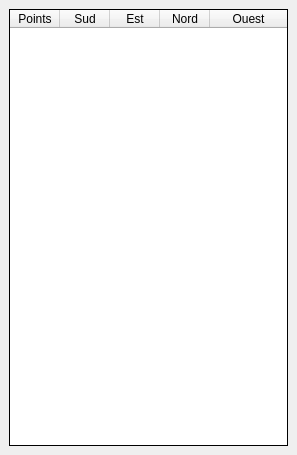
This is src/client/RoundUI.ui in arabine/icl as Qt 5 draws it before an edit. The edited form follows.
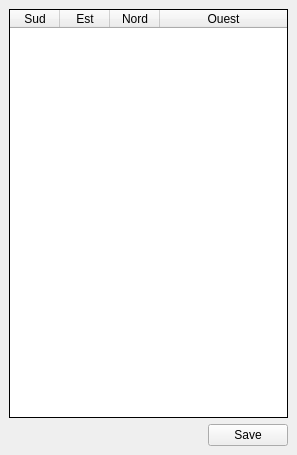
This is the edited form.

Diff of the .ui file:
```diff
--- a/src/client/RoundUI.ui
+++ b/src/client/RoundUI.ui
@@ -62,11 +62,6 @@
       <attribute name="verticalHeaderMinimumSectionSize">
        <number>20</number>
       </attribute>
-      <column>
-       <property name="text">
-        <string>Points</string>
-       </property>
-      </column>
       <column>
        <property name="text">
         <string>Sud</string>
@@ -89,6 +84,30 @@
       </column>
      </widget>
     </item>
+    <item row="1" column="0">
+     <layout class="QHBoxLayout" name="horizontalLayout">
+      <item>
+       <spacer name="horizontalSpacer">
+        <property name="orientation">
+         <enum>Qt::Horizontal</enum>
+        </property>
+        <property name="sizeHint" stdset="0">
+         <size>
+          <width>40</width>
+          <height>20</height>
+         </size>
+        </property>
+       </spacer>
+      </item>
+      <item>
+       <widget class="QPushButton" name="saveButton">
+        <property name="text">
+         <string>Save</string>
+        </property>
+       </widget>
+      </item>
+     </layout>
+    </item>
    </layout>
   </widget>
  </widget>
```
Left out of the diff: 2 changed lines with no effect on the pictures.
